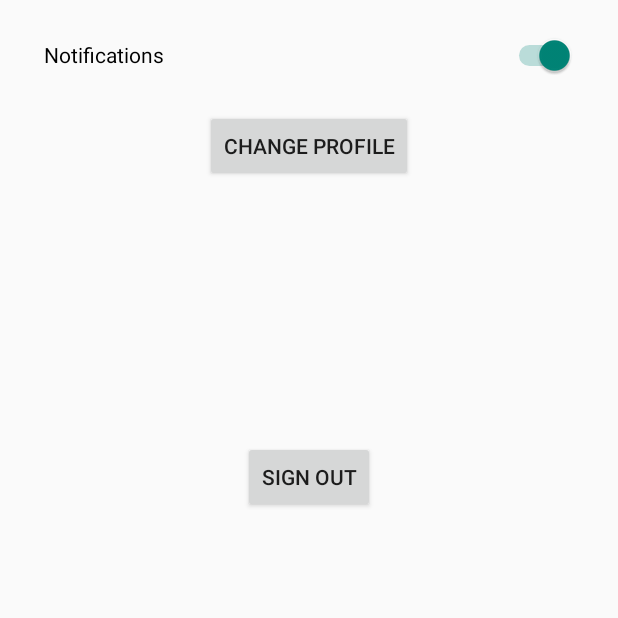
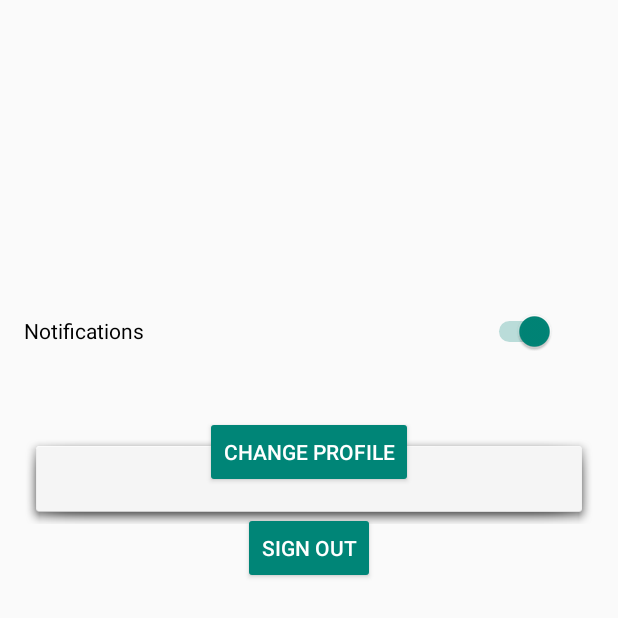
Before and after one commit to Hahlio/Cinder, an Android app: the UserSettings screen opened directly, with no data from a screen before it, on a phone screen of 412 x 824 dp, the top half of it. Run offline under Robolectric (Android 15) with nearby library versions, the phone set to English and light mode, and no system bars; libraries missing offline, so code that uses them is left out: com.facebook, com.facebook.login.

Commit message:
attempted to improve gui

```diff
--- a/Cinder/app/src/main/res/layout/activity_user_settings.xml
+++ b/Cinder/app/src/main/res/layout/activity_user_settings.xml
@@ -6,26 +6,44 @@
     android:layout_height="match_parent"
     tools:context=".UserSettings">
 
+    <ImageView
+        android:id="@+id/imageView5"
+        android:layout_width="380dp"
+        android:layout_height="60dp"
+        android:layout_marginStart="8dp"
+        android:layout_marginTop="8dp"
+        android:layout_marginEnd="8dp"
+        android:layout_marginBottom="8dp"
+        android:scaleType="fitXY"
+        app:layout_constraintBottom_toBottomOf="parent"
+        app:layout_constraintEnd_toEndOf="parent"
+        app:layout_constraintStart_toStartOf="parent"
+        app:layout_constraintTop_toTopOf="parent"
+        app:layout_constraintVertical_bias="0.376"
+        app:srcCompat="@android:drawable/dialog_holo_light_frame" />
+
     <Switch
         android:id="@+id/notiSwitch"
         android:layout_width="354dp"
         android:layout_height="41dp"
+        android:layout_marginStart="16dp"
+        android:layout_marginTop="200dp"
         android:layout_marginEnd="16dp"
-        android:layout_marginStart="16dp"
-        android:layout_marginTop="16dp"
         android:checked="true"
         android:text="@string/notifications"
         app:layout_constraintEnd_toEndOf="parent"
+        app:layout_constraintHorizontal_bias="0.0"
         app:layout_constraintStart_toStartOf="parent"
         app:layout_constraintTop_toTopOf="parent" />
 
     <Button
         android:id="@+id/changeProfileButton"
+        style="@style/Widget.AppCompat.Button.Colored"
         android:layout_width="wrap_content"
         android:layout_height="wrap_content"
+        android:layout_marginStart="8dp"
+        android:layout_marginTop="36dp"
         android:layout_marginEnd="8dp"
-        android:layout_marginStart="8dp"
-        android:layout_marginTop="16dp"
         android:text="@string/changeProfile"
         app:layout_constraintEnd_toEndOf="parent"
         app:layout_constraintStart_toStartOf="parent"
@@ -33,16 +51,18 @@
 
     <Button
         android:id="@+id/signOutButton"
+        style="@style/Widget.AppCompat.Button.Colored"
         android:layout_width="wrap_content"
         android:layout_height="wrap_content"
-        android:layout_marginBottom="326dp"
-        android:layout_marginEnd="8dp"
         android:layout_marginStart="8dp"
         android:layout_marginTop="16dp"
+        android:layout_marginEnd="8dp"
+        android:layout_marginBottom="326dp"
         android:text="@string/signOut"
         app:layout_constraintBottom_toBottomOf="parent"
         app:layout_constraintEnd_toEndOf="parent"
         app:layout_constraintStart_toStartOf="parent"
-        app:layout_constraintTop_toBottomOf="@+id/changeProfileButton" />
+        app:layout_constraintTop_toBottomOf="@+id/changeProfileButton"
+        app:layout_constraintVertical_bias="0.0" />
 
 </android.support.constraint.ConstraintLayout>
```
Also changed, not shown: Cinder/app/src/main/res/layout/activity_signin.xml (+29 -18 lines), Cinder/app/src/main/res/drawable/Cinder Logo.png (added), Cinder/app/src/main/res/drawable/CinderHidden.png (added), Cinder/app/src/main/res/drawable/CinderLogo.png (added).
